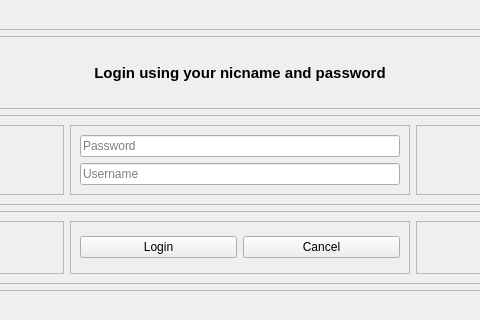
The window that QFireNotes/mainwindow.ui (HasiruNMP/CloudNote) describes before a commit, drawn with Qt 5; both pictures show x 134 to 614 and y 134 to 454 of the 748 by 610 pixel window.
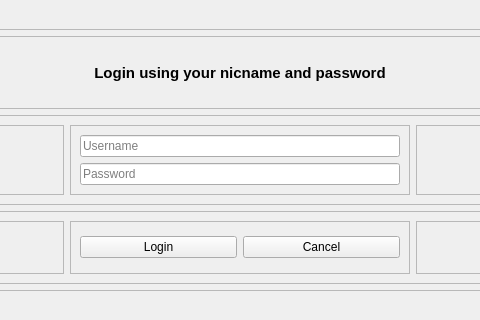
The same window after the commit. The open tabs and pages were chosen to show the change.

The edit to the form file:
```diff
--- a/QFireNotes/mainwindow.ui
+++ b/QFireNotes/mainwindow.ui
@@ -206,14 +206,14 @@
                 <item>
                  <widget class="QLineEdit" name="lineEdit_2">
                   <property name="placeholderText">
-                   <string>Password</string>
+                   <string>Username</string>
                   </property>
                  </widget>
                 </item>
                 <item>
                  <widget class="QLineEdit" name="lineEdit_3">
                   <property name="placeholderText">
-                   <string>Username</string>
+                   <string>Password</string>
                   </property>
                  </widget>
                 </item>
```
Left out of the diff: 40 changed lines with no effect on the pictures.
